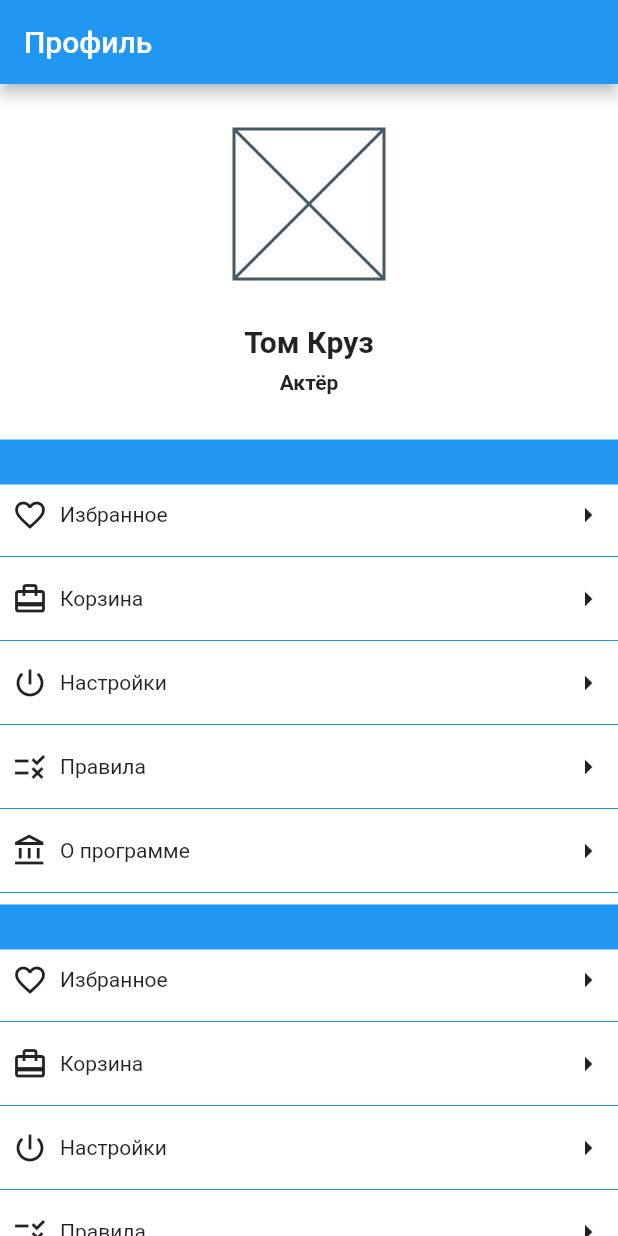
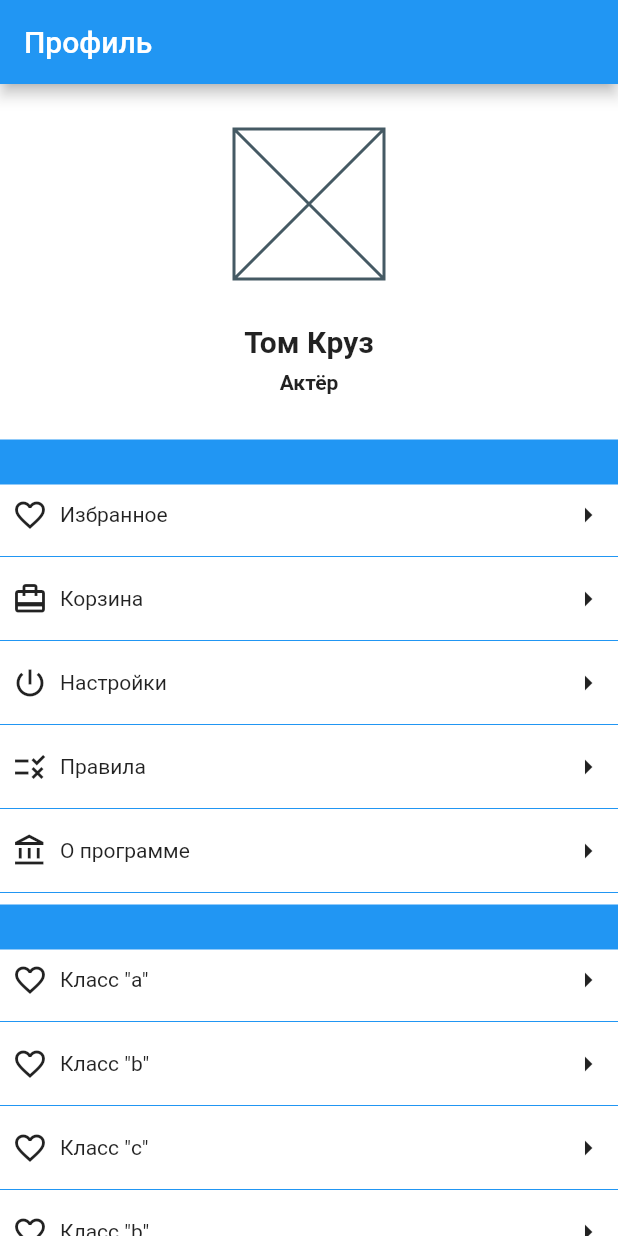
Before and after one commit to SuleymanovTat/flutterApp, a Flutter app: the screen it shows after launch, on a phone screen of 412 x 824 dp. Run offline on Flutter 3.47's test engine with Material 2 defaults, Android fonts, the light colour scheme and no system bars.

Commit message:
fixed profile

```diff
--- a/lib/widget/profile.dart
+++ b/lib/widget/profile.dart
@@ -1,10 +1,22 @@
 import 'package:flutter/material.dart';
+
+class ItemData {
+  final IconData iconData;
+  final String name;
+
+  const ItemData(this.iconData, this.name);
+}
 
 class ProfileApp extends StatelessWidget {
   const ProfileApp({Key? key}) : super(key: key);
 
   @override
   Widget build(BuildContext context) {
+    List<ItemList>? listDate = ["a", "b", "c", "b"]
+        .map((String text) =>
+            ItemList(ItemData(Icons.favorite_border, "Класс \"" + text + "\"")))
+        .toList();
+
     return MaterialApp(
       home: Scaffold(
         appBar: AppBar(title: const Text("Профиль")),
@@ -34,17 +46,15 @@ class ProfileApp extends StatelessWidget {
               ),
               const SizedBox(height: 30),
               Container(height: 30, color: Colors.blue),
-              buildRow(Icons.favorite_border, "Избранное"),
-              buildRow(Icons.card_travel, "Корзина"),
-              buildRow(Icons.power_settings_new_outlined, "Настройки"),
-              buildRow(Icons.rule, "Правила"),
-              buildRow(Icons.account_balance_outlined, "О программе"),
+              const ItemList(ItemData(Icons.favorite_border, "Избранное")),
+              const ItemList(ItemData(Icons.card_travel, "Корзина")),
+              const ItemList(
+                  ItemData(Icons.power_settings_new_outlined, "Настройки")),
+              const ItemList(ItemData(Icons.rule, "Правила")),
+              const ItemList(
+                  ItemData(Icons.account_balance_outlined, "О программе")),
               Container(height: 30, color: Colors.blue),
-              buildRow(Icons.favorite_border, "Избранное"),
-              buildRow(Icons.card_travel, "Корзина"),
-              buildRow(Icons.power_settings_new_outlined, "Настройки"),
-              buildRow(Icons.rule, "Правила"),
-              buildRow(Icons.account_balance_outlined, "О программе"),
+              for (var item in listDate ?? [const Text("Empty")]) item
             ],
           ),
         ),
@@ -70,3 +80,29 @@ class ProfileApp extends StatelessWidget {
     ]);
   }
 }
+
+class ItemList extends StatelessWidget {
+  final ItemData item;
+
+  const ItemList(this.item, {super.key});
+
+  @override
+  Widget build(BuildContext context) {
+    return Column(children: [
+      Row(
+        children: [
+          Padding(
+              padding: const EdgeInsets.all(8.0), child: Icon(item.iconData)),
+          Expanded(
+            child: Text(item.name),
+          ),
+          const Padding(
+              padding: EdgeInsets.all(8.0), child: Icon(Icons.arrow_right)),
+        ],
+      ),
+      const Divider(
+        color: Colors.blue,
+      )
+    ]);
+  }
+}
```
